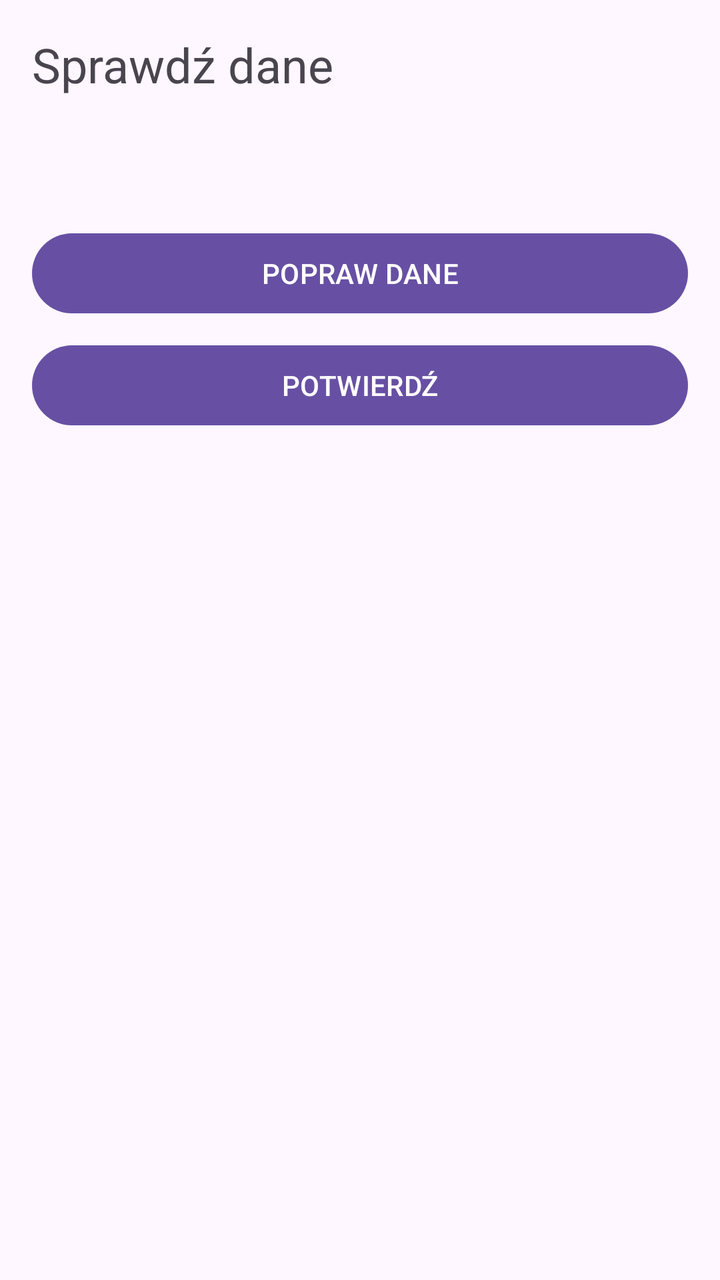
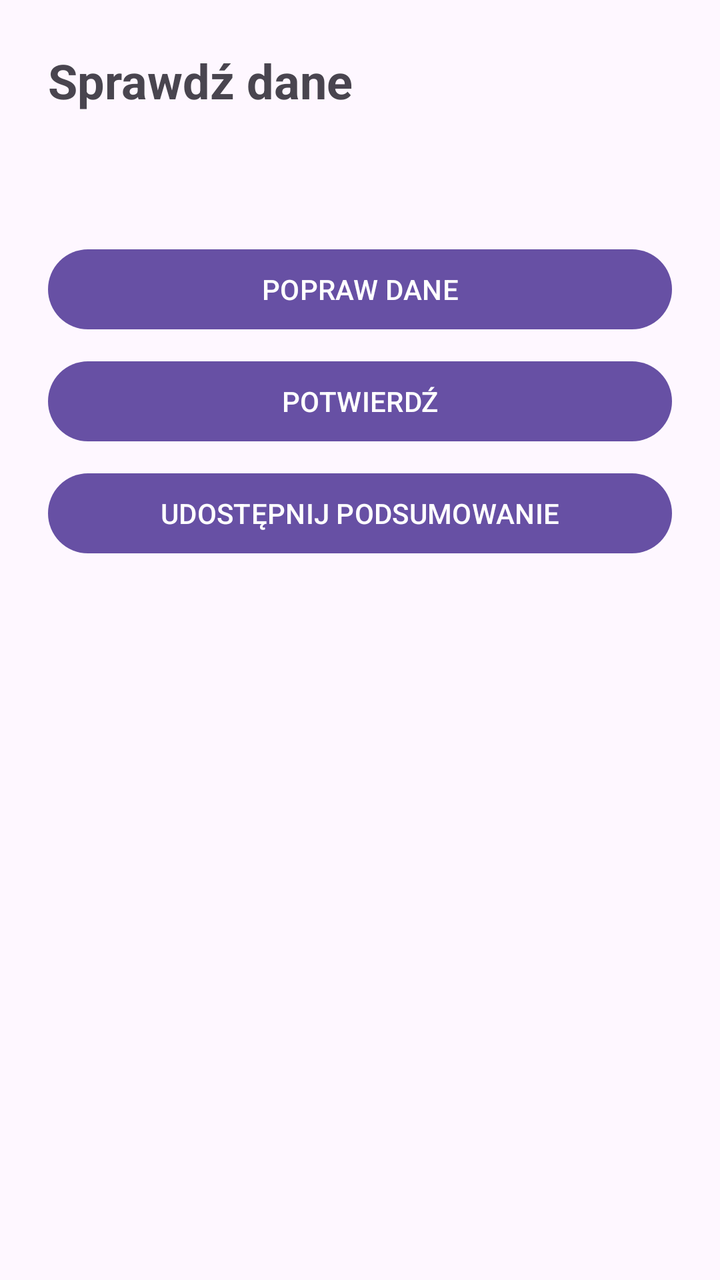

The first picture is an Android layout as it rendered before a commit; the second is the same layout after the commit. The layout source and the unified diff follow.
<!-- AndroidManifest.xml: application theme Theme.DwaEkrany -->
<!-- res/layout/activity_summary.xml -->
<?xml version="1.0" encoding="utf-8"?>
<LinearLayout xmlns:android="http://schemas.android.com/apk/res/android"
    android:layout_width="match_parent"
    android:layout_height="match_parent"
    android:orientation="vertical"
    android:padding="16dp">

    <TextView
        android:layout_width="match_parent"
        android:layout_height="wrap_content"
        android:text="@string/header_summary"
        android:textSize="24sp" />

    <TextView
        android:id="@+id/tvSummary"
        android:layout_width="match_parent"
        android:layout_height="wrap_content"
        android:layout_marginTop="24dp"
        android:textSize="18sp" />
    <Button
        android:id="@+id/btnEdit"
        android:layout_width="match_parent"
        android:layout_height="wrap_content"
        android:layout_marginTop="16dp"
        android:text="@string/btn_edit" />

    <Button
        android:id="@+id/btnConfirm"
        android:layout_width="match_parent"
        android:layout_height="wrap_content"
        android:layout_marginTop="8dp"
        android:text="@string/btn_confirm" />
</LinearLayout>
<!-- resources referenced by this layout -->
<resources>
  <string name="btn_confirm">POTWIERDŹ</string>
  <string name="btn_edit">POPRAW DANE</string>
  <string name="header_summary">Sprawdź dane</string>
  <style name="Theme.DwaEkrany" parent="Base.Theme.DwaEkrany" />
  <style name="Base.Theme.DwaEkrany" parent="Theme.Material3.DayNight.NoActionBar">
          
          
      </style>
</resources>

<!-- the commit's change to res/layout/activity_summary.xml (unified diff, before → after) -->
@@ -3,25 +3,29 @@
     android:layout_width="match_parent"
     android:layout_height="match_parent"
     android:orientation="vertical"
-    android:padding="16dp">
+    android:padding="24dp">
 
     <TextView
+        android:id="@+id/tvSummaryHeader"
         android:layout_width="match_parent"
         android:layout_height="wrap_content"
         android:text="@string/header_summary"
-        android:textSize="24sp" />
+        android:textSize="24sp"
+        android:textStyle="bold"
+        android:layout_marginBottom="16dp" />
 
     <TextView
         android:id="@+id/tvSummary"
         android:layout_width="match_parent"
         android:layout_height="wrap_content"
-        android:layout_marginTop="24dp"
-        android:textSize="18sp" />
+        android:textSize="18sp"
+        android:layout_marginBottom="16dp" />
+
     <Button
         android:id="@+id/btnEdit"
         android:layout_width="match_parent"
         android:layout_height="wrap_content"
-        android:layout_marginTop="16dp"
+        android:layout_marginTop="8dp"
         android:text="@string/btn_edit" />
 
     <Button
@@ -30,4 +34,12 @@
         android:layout_height="wrap_content"
         android:layout_marginTop="8dp"
         android:text="@string/btn_confirm" />
+
+    <Button
+        android:id="@+id/btnShare"
+        android:layout_width="match_parent"
+        android:layout_height="wrap_content"
+        android:layout_marginTop="8dp"
+        android:text="@string/btn_share" />
+
 </LinearLayout>
<!-- resource entries referenced after the edit -->
@@ -2,6 +2,7 @@
 <resources>
   <string name="btn_confirm">POTWIERDŹ</string>
   <string name="btn_edit">POPRAW DANE</string>
+  <string name="btn_share">UDOSTĘPNIJ PODSUMOWANIE</string>
   <string name="header_summary">Sprawdź dane</string>
   <style name="Theme.DwaEkrany" parent="Base.Theme.DwaEkrany" />
   <style name="Base.Theme.DwaEkrany" parent="Theme.Material3.DayNight.NoActionBar">
